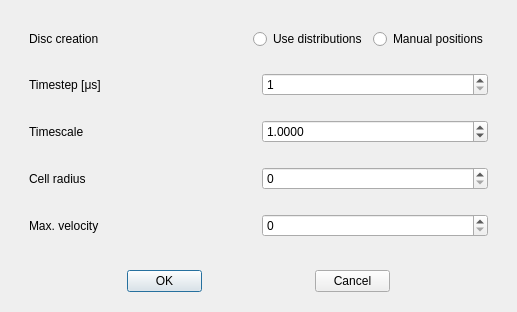
Qt form src/lib/gui/dialogs/SetupDialog.ui (yannik131/Cell) before a commit.
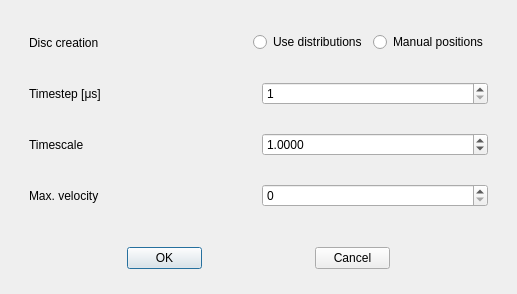
The same form after that commit.

Commit message: Made cell membrane type part of the membrane types dialog

```diff
--- a/src/lib/gui/dialogs/SetupDialog.ui
+++ b/src/lib/gui/dialogs/SetupDialog.ui
@@ -135,28 +135,6 @@
         </layout>
        </widget>
       </item>
-      <item>
-       <widget class="QWidget" name="widget_9" native="true">
-        <property name="maximumSize">
-         <size>
-          <width>16777215</width>
-          <height>50</height>
-         </size>
-        </property>
-        <layout class="QHBoxLayout" name="horizontalLayout_7">
-         <item>
-          <widget class="QLabel" name="label_6">
-           <property name="text">
-            <string>Cell radius</string>
-           </property>
-          </widget>
-         </item>
-         <item>
-          <widget class="QSpinBox" name="cellRadiusSpinBox"/>
-         </item>
-        </layout>
-       </widget>
-      </item>
       <item>
        <widget class="QWidget" name="widget" native="true">
         <property name="minimumSize">
```
The commit also changes 10 other files.
